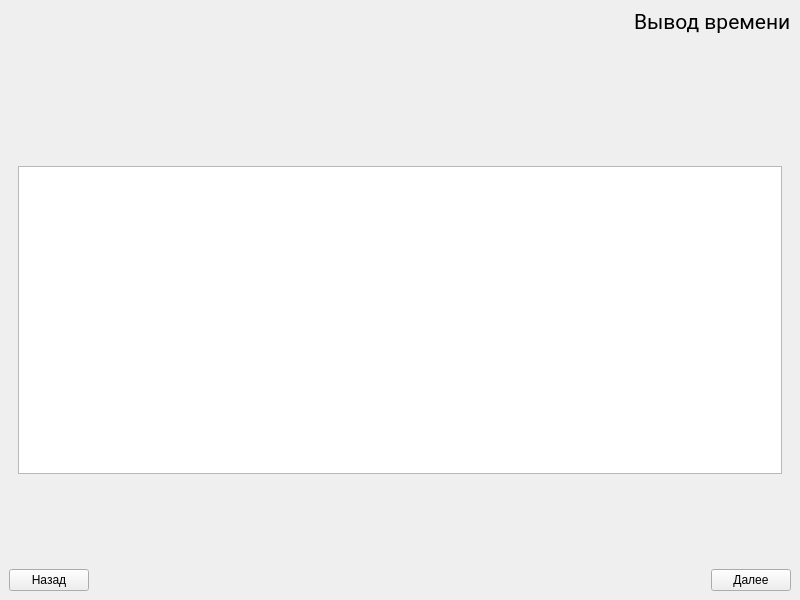
The window that testforstudent.ui (Rayzedan/SystemControlStudent) describes before a commit, drawn with Qt 5.
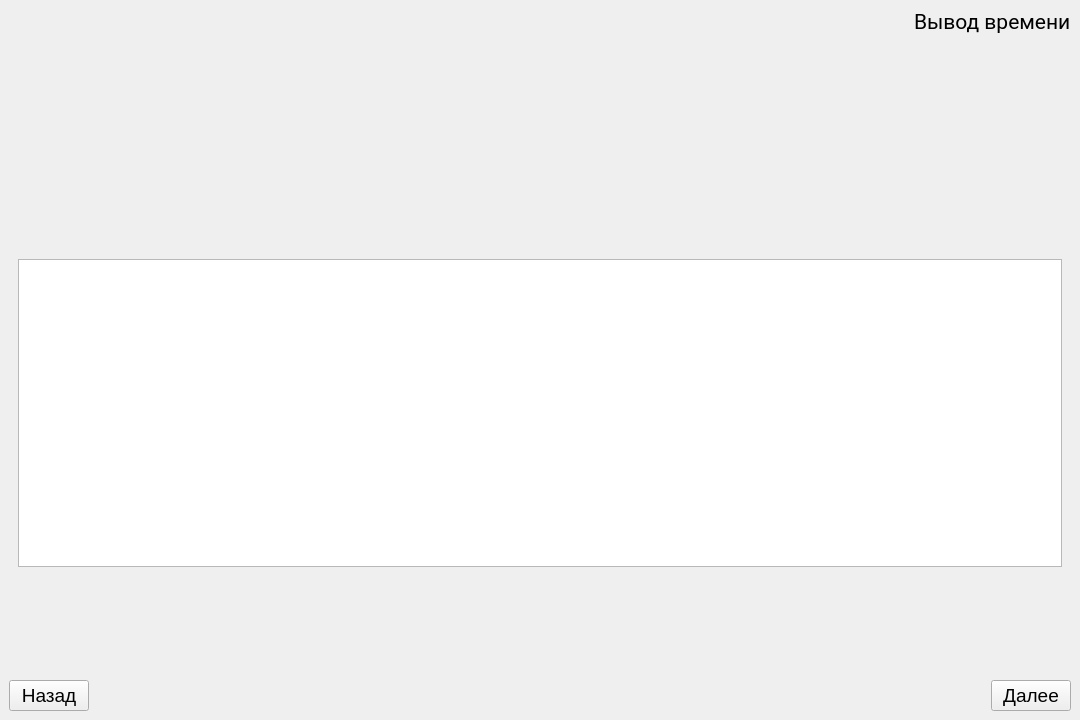
The same window after the commit.

Patch:
```diff
--- a/testforstudent.ui
+++ b/testforstudent.ui
@@ -6,14 +6,14 @@
    <rect>
     <x>0</x>
     <y>0</y>
-    <width>800</width>
-    <height>600</height>
+    <width>1080</width>
+    <height>720</height>
    </rect>
   </property>
   <property name="minimumSize">
    <size>
-    <width>800</width>
-    <height>600</height>
+    <width>1080</width>
+    <height>720</height>
    </size>
   </property>
   <property name="windowTitle">
@@ -252,6 +252,11 @@
      <layout class="QHBoxLayout" name="horizontalLayout">
       <item>
        <widget class="QPushButton" name="pushButton_2">
+        <property name="font">
+         <font>
+          <pointsize>14</pointsize>
+         </font>
+        </property>
         <property name="text">
          <string>Назад</string>
         </property>
@@ -272,6 +277,11 @@
       </item>
       <item>
        <widget class="QPushButton" name="pushButton">
+        <property name="font">
+         <font>
+          <pointsize>14</pointsize>
+         </font>
+        </property>
         <property name="text">
          <string>Далее</string>
         </property>
```
